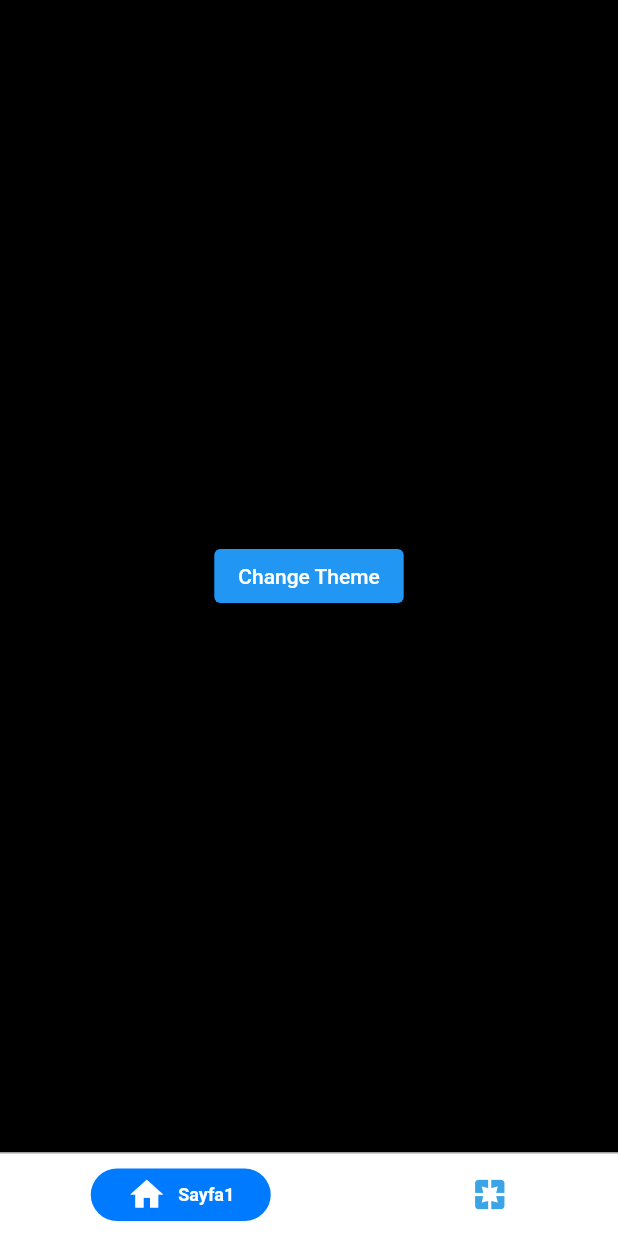
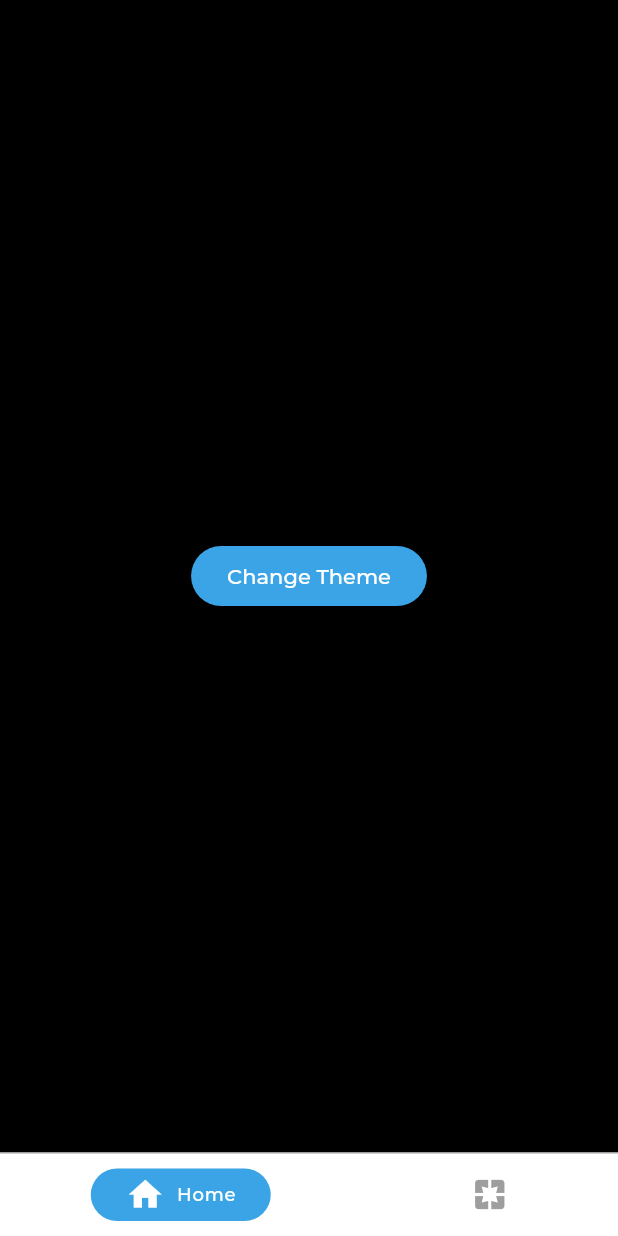
Before and after one commit to safauludogan/flutter-architecture-template, a Flutter app: the HomeView screen opened by its route, after a tap on "Change Theme", on a phone screen of 412 x 824 dp. Run offline on Flutter 3.47's test engine with Material 2 defaults, Android fonts, the phone set to English and light mode, and no system bars; drawn by our look-alikes of keyboard_dismisser, persistent_bottom_nav_bar; our stand-ins replace animate_do, auto_route, bot_toast, connectivity_plus, dio, flutter_svg and 3 more; missing offline and left inert: vexana; accounts and stored records are empty; generated files the repository leaves out were written again.

Commit message:
ThemeDark added, BottomNav added

```diff
--- a/lib/core/components/widgets/social/social_button.dart
+++ b/lib/core/components/widgets/social/social_button.dart
@@ -26,7 +26,7 @@
         icon: Icon(socialAdapter.model.icon, color: Colors.white),
         label: Text(
           socialAdapter.model.title,
-          style: context.textTheme.labelSmall,
+          style: context.textTheme.labelSmall!.copyWith(color: Colors.white),
         ));
   }
 }
--- a/lib/core/init/theme/theme_dark.dart
+++ b/lib/core/init/theme/theme_dark.dart
@@ -17,7 +17,7 @@
 
   ThemeData? get theme => ThemeData(
         useMaterial3: true,
-        scaffoldBackgroundColor: ColorConstants.backgroundColor,
+        scaffoldBackgroundColor: Colors.black,
         primaryColor: ColorConstants.primaryColor,
         dividerColor: Colors.grey,
         appBarTheme: _appBarTheme,
--- a/lib/features/home/base/view/home_view.dart
+++ b/lib/features/home/base/view/home_view.dart
@@ -32,6 +32,7 @@
   }
 
   Widget get _bottomNavBar => PersistentTabBarView(
+    controller: viewModel.controller,
         items: viewModel.items,
         screens:viewModel.screens,
       );
--- a/lib/features/home/base/viewmodel/home_viewmodel.dart
+++ b/lib/features/home/base/viewmodel/home_viewmodel.dart
@@ -1,6 +1,7 @@
 import 'package:flutter/material.dart';
 import 'package:flutter_architecture_template/core/base/viewmodel/base_viewmodel.dart';
 import 'package:flutter_architecture_template/core/constants/colors.dart';
+import 'package:flutter_architecture_template/core/extension/context_extension.dart';
 import 'package:flutter_architecture_template/features/home/page1/page1_view.dart';
 import 'package:mobx/mobx.dart';
 import 'package:persistent_bottom_nav_bar/persistent_tab_view.dart';
@@ -14,28 +15,56 @@
   @override
   void setContext(BuildContext context) => baseContext = context;
   @override
-  void init() {}
+  void init() {
+    buildItems();
+    controller = PersistentTabController(initialIndex: 0);
+    controller.addListener(() {
+      changePage(controller.index);
+    });
+  }
+
   @override
-  void disp() {}
+  void disp() {
+    controller.dispose();
+  }
+
+  late PersistentTabController controller;
+
+  void changePage(int value) {
+    pageIndex = value;
+  }
+
+  @observable
+  int pageIndex = 0;
+  late final List<PersistentBottomNavBarItem> items;
+
+  void buildItems() {
+    items = [
+      PersistentBottomNavBarItem(
+          icon: const Icon(Icons.home),
+          title: titles[0],
+          textStyle: baseContext.textTheme.labelMedium,
+          inactiveColorSecondary: Colors.grey,
+          inactiveColorPrimary: Colors.grey,
+          activeColorSecondary: Colors.white,
+          activeColorPrimary: ColorConstants.primaryColor),
+      PersistentBottomNavBarItem(
+          icon: const Icon(Icons.pages),
+          title: titles[1],
+          textStyle: baseContext.textTheme.labelMedium,
+          inactiveColorSecondary: Colors.grey,
+          inactiveColorPrimary: Colors.grey,
+          activeColorSecondary: Colors.white,
+          activeColorPrimary: ColorConstants.primaryColor),
+    ];
+  }
 
   List<Widget> screens = [
     const Page1View(),
     const Page2View(),
   ];
-  List<PersistentBottomNavBarItem> items = [
-    PersistentBottomNavBarItem(
-      icon: const Icon(Icons.home),
-      title: 'Sayfa1',
-      inactiveColorSecondary: Colors.black,
-      inactiveColorPrimary: ColorConstants.primaryColor,
-      activeColorSecondary: Colors.white,
-    ),
-    PersistentBottomNavBarItem(
-      icon: const Icon(Icons.pages),
-      title: 'Sayfa2',
-      inactiveColorSecondary: Colors.black,
-      inactiveColorPrimary: ColorConstants.primaryColor,
-      activeColorSecondary: Colors.black,
-    ),
+  List<String> titles = [
+    'Home',
+    'Second Page',
   ];
 }
--- a/lib/features/home/page1/page1_view.dart
+++ b/lib/features/home/page1/page1_view.dart
@@ -8,10 +8,12 @@
 
   @override
   Widget build(BuildContext context) {
-    return Center(
-      child: ElevatedButton(
-          onPressed: () => context.read<ThemeManager>().changeTheme(),
-          child: const Text('Change Theme')),
+    return Scaffold(
+      body: Center(
+        child: ElevatedButton(
+            onPressed: () => context.read<ThemeManager>().changeTheme(),
+            child: const Text('Change Theme')),
+      ),
     );
   }
 }
--- a/lib/features/home/page2/page2_view.dart
+++ b/lib/features/home/page2/page2_view.dart
@@ -5,6 +5,9 @@
 
   @override
   Widget build(BuildContext context) {
-    return const Center(child: Text('2'),);
+    return const Scaffold(
+        body: Center(
+      child: Text('2'),
+    ));
   }
 }
--- a/lib/product/manager/theme_manager.dart
+++ b/lib/product/manager/theme_manager.dart
@@ -24,7 +24,7 @@
         ThemeType.values.firstWhere((element) => element.toString() == result);
     return (_currentThemeType == ThemeType.light)
         ? _lightData
-        : ThemeData.dark();
+        : _darkData;
   }
 
   void changeTheme() {
```
Also changed, not shown: pubspec.yaml (+14 -11 lines), fonts/Montserrat-Black.ttf (added), fonts/Montserrat-Bold.ttf (added), fonts/Montserrat-Light.ttf (added), fonts/Montserrat-Medium.ttf (added), fonts/Montserrat-Regular.ttf (added), pubspec.lock.
